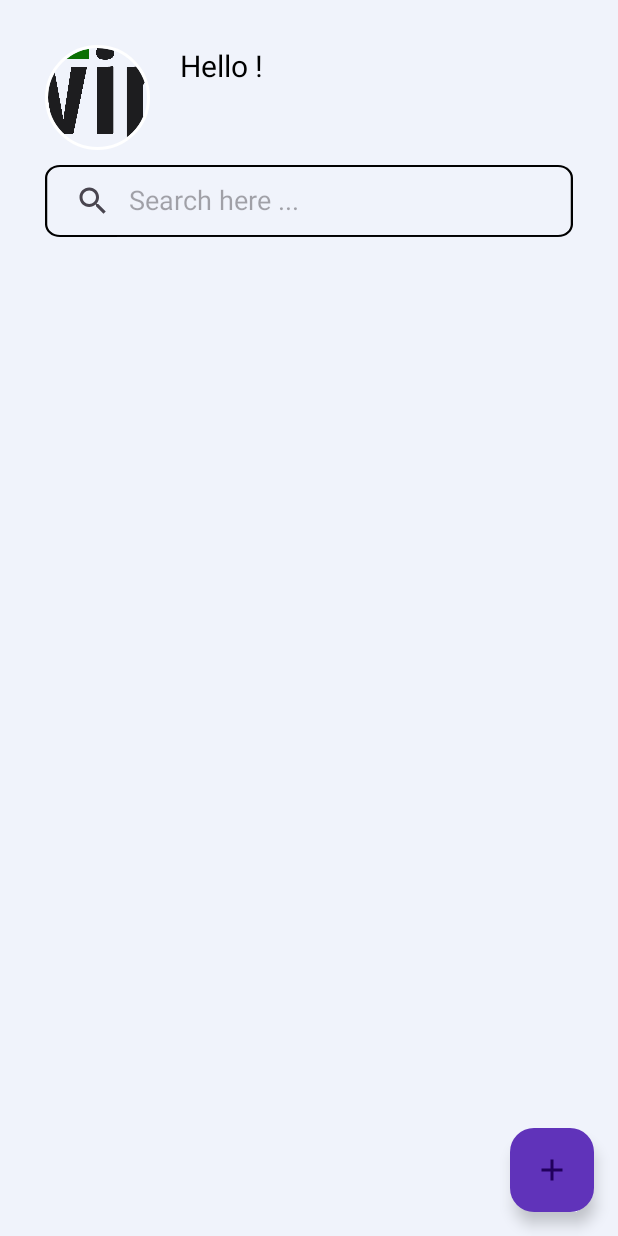
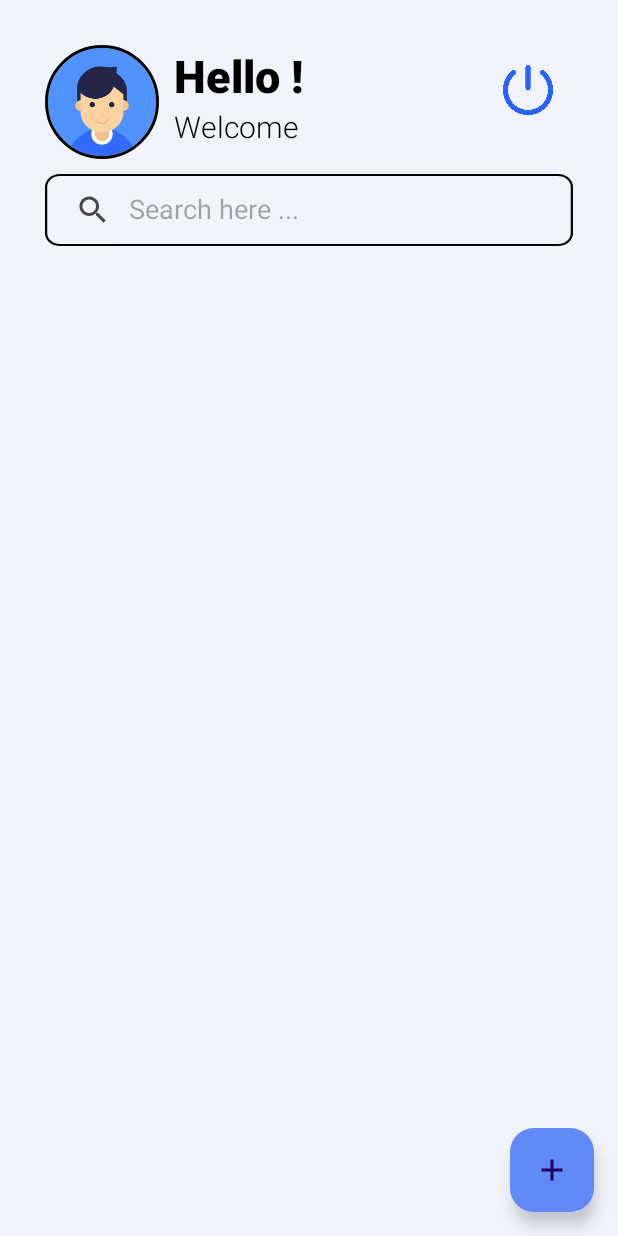
Before and after one commit to tajbaba999/EcommerceSwipe, an Android app: the screen it shows after launch once a user with an empty profile is signed in (MainActivity), on a phone screen of 412 x 824 dp. Run offline under Robolectric (Android 15) with nearby library versions, the phone set to English and light mode, and no system bars; our stand-ins replace CircleImageView, Firebase (no records; nobody signed in at launch, a user with empty details on screens opened directly); 1 statement that could not run was skipped.

Commit message:
Implemented : search feature

```diff
--- a/app/build.gradle.kts
+++ b/app/build.gradle.kts
@@ -69,7 +69,7 @@ dependencies {
     implementation("androidx.core:core-splashscreen:1.0.0")
 
     //Circlur image
-    implementation ("de.hdodenhof:circleimageview:3.1.0")
+    implementation("de.hdodenhof:circleimageview:3.1.0")
 
     //Retrofit
     implementation ("com.squareup.retrofit2:retrofit:2.9.0")
@@ -84,4 +84,7 @@ dependencies {
     implementation("com.github.dhaval2404:imagepicker:2.1")
 
 
+            //firebase
+    implementation("com.google.android.gms:play-services-auth:20.2.0")
+
 }
--- a/app/src/main/java/com/example/e_commerce_swipe/MainActivity.kt
+++ b/app/src/main/java/com/example/e_commerce_swipe/MainActivity.kt
@@ -5,27 +5,40 @@ import androidx.appcompat.app.AppCompatActivity
 import android.os.Bundle
 import android.util.Log
 import android.widget.Button
+import android.widget.ImageButton
+//import android.widget.SearchView
 import android.widget.Toast
 import androidx.recyclerview.widget.LinearLayoutManager
 import androidx.recyclerview.widget.RecyclerView
 import com.example.e_commerce_swipe.activity.LoginActivity
 import com.example.e_commerce_swipe.activity.SignupActivity
 import com.google.android.material.floatingactionbutton.FloatingActionButton
+import com.google.firebase.Firebase
+import com.google.firebase.auth.FirebaseAuth
+import com.google.firebase.auth.auth
 import retrofit2.Call
 import retrofit2.Callback
 import retrofit2.Response
+import androidx.appcompat.widget.SearchView
+
 import retrofit2.Retrofit
 import retrofit2.converter.gson.GsonConverterFactory
+
 
 class MainActivity : AppCompatActivity() {
     var BASE_URL = "https://app.getswipe.in/api/public/";
     lateinit var rvView : RecyclerView
     lateinit var prductAdapter: ProductAdapter
+    private lateinit var firebaseAuth: FirebaseAuth
+    private var productList = mutableListOf<ProductItem>()
     override fun onCreate(savedInstanceState: Bundle?) {
         super.onCreate(savedInstanceState)
         setContentView(R.layout.activity_main)
 
+        firebaseAuth = FirebaseAuth.getInstance()
         rvView = findViewById(R.id.recyclerView)
+        val searchView = findViewById<SearchView>(R.id.searchView)
+
 
         rvView.layoutManager = LinearLayoutManager(this)
 
@@ -38,6 +51,23 @@ class MainActivity : AppCompatActivity() {
             startActivity(intent)
         }
 
+        val btn = findViewById<ImageButton>(R.id.logout)
+        btn.setOnClickListener {
+            Firebase.auth.signOut()
+            Toast.makeText(this, "Logged out successfully", Toast.LENGTH_SHORT).show()
+            navigateToLogin()
+        }
+
+        searchView.setOnQueryTextListener(object : SearchView.OnQueryTextListener {
+            override fun onQueryTextSubmit(query: String?): Boolean {
+                return false
+            }
+
+            override fun onQueryTextChange(newText: String?): Boolean {
+                newText?.let { filterProducts(it) }
+                return true
+            }
+        })
     }
 
     private fun getProducts() {
@@ -50,6 +80,8 @@ class MainActivity : AppCompatActivity() {
             ) {
                 if(response.isSuccessful) {
                     val data = response.body()!!
+                    productList.clear()
+                    productList.addAll(data)
                     prductAdapter = ProductAdapter(baseContext, data)
                     rvView.adapter = prductAdapter
                 }
@@ -60,4 +92,17 @@ class MainActivity : AppCompatActivity() {
             }
         })
     }
+
+    private fun filterProducts(query: String) {
+        val filteredList = productList.filter { product ->
+            product.product_name.contains(query, true) || product.product_type.contains(query, true)
+        }
+        prductAdapter.updateList(filteredList)
+    }
+
+    private fun navigateToLogin() {
+        val intent = Intent(this, LoginActivity::class.java)
+        startActivity(intent)
+        finish()
+    }
 }
--- a/app/src/main/java/com/example/e_commerce_swipe/ProductAdapter.kt
+++ b/app/src/main/java/com/example/e_commerce_swipe/ProductAdapter.kt
@@ -38,4 +38,9 @@ class ProductAdapter(var con : Context, var list : List<ProductItem>) :
         holder.tax.text = "Tax : " + list[position].price.toString()+"$"
         holder.price.text = "Price : " + list[position].price.toString()+"$"
     }
+    fun updateList(newList: List<ProductItem>) {
+        list = newList
+        notifyDataSetChanged()
+    }
+
 }
--- a/app/src/main/java/com/example/e_commerce_swipe/Productadd.kt
+++ b/app/src/main/java/com/example/e_commerce_swipe/Productadd.kt
@@ -61,7 +61,7 @@ class Productadd : AppCompatActivity() {
                 if (response.isSuccessful) {
                     val productResponse = response.body()
                     if (productResponse != null) {
-                        Toast.makeText(this@Productadd, "${productResponse.success}", Toast.LENGTH_SHORT).show()
+                        Toast.makeText(this@Productadd, "${productResponse.message}", Toast.LENGTH_SHORT).show()
                     }
                 } else {
                     Toast.makeText(this@Productadd, "Try again", Toast.LENGTH_SHORT).show()
@@ -69,7 +69,7 @@ class Productadd : AppCompatActivity() {
             }
 
             override fun onFailure(call: Call<ProductResponse>, t: Throwable) {
-                // Handle failure
+                Toast.makeText(this@Productadd, "${t.toString()}", Toast.LENGTH_SHORT).show()
             }
         })
     }
--- /dev/null
+++ b/app/src/main/res/drawable/rounded_button_background.xml
@@ -0,0 +1,5 @@
+<shape xmlns:android="http://schemas.android.com/apk/res/android"
+    android:shape="rectangle">
+    <corners android:radius="20dp" />
+    <solid android:color="@color/blue" />
+</shape>
--- a/app/src/main/res/layout/activity_main.xml
+++ b/app/src/main/res/layout/activity_main.xml
@@ -18,26 +18,60 @@
         android:layout_marginTop="30dp"
         android:layout_marginLeft="30dp"
         android:layout_marginRight="30dp">
+
         <de.hdodenhof.circleimageview.CircleImageView
-            android:id="@+id/profileimage"
-            android:layout_width="70dp"
-            android:layout_height="70dp"
-            android:src="@drawable/brand_logo"
+            xmlns:app="http://schemas.android.com/apk/res-auto"
+            android:id="@+id/profile_image"
+            android:layout_width="76dp"
+            android:layout_height="76dp"
+            android:src="@drawable/profile"
             app:civ_border_width="2dp"
-            app:civ_border_color="@color/white"/>
+            app:civ_border_color="#FF000000"/>
 
+        <LinearLayout
+            android:layout_width="wrap_content"
+            android:layout_height="match_parent"
+            android:orientation="vertical">
             <TextView
                 android:id="@+id/hello_"
                 android:layout_width="wrap_content"
                 android:layout_height="wrap_content"
                 android:text="@string/hello_"
+                android:textFontWeight="@integer/google_play_services_version"
+                android:textAppearance="@style/hello_"
+                android:gravity="top"
+                android:textSize="30dp"
+                android:layout_marginLeft="10dp"
+                />
+            <TextView
+                android:id="@+id/welcome_"
+                android:layout_width="wrap_content"
+                android:layout_height="wrap_content"
+                android:text="@string/there_"
+                android:textFontWeight="@integer/material_motion_duration_long_1"
                 android:textAppearance="@style/hello_"
                 android:gravity="top"
                 android:textSize="20dp"
-            android:layout_marginLeft="20dp"
+                android:layout_marginLeft="10dp"
                 />
 
         </LinearLayout>
+
+
+    </LinearLayout>
+    <ImageButton
+        android:id="@+id/logout"
+        android:layout_width="40dp"
+        android:layout_height="40dp"
+        android:layout_alignParentTop="true"
+        android:layout_alignParentEnd="true"
+        android:layout_marginTop="30dp"
+        android:layout_marginEnd="30dp"
+        android:scaleType="fitXY"
+        android:layout_margin="40dp"
+        android:background="@drawable/poweroff"
+    android:contentDescription="@string/logout_button"
+    android:src="@drawable/poweroff" />
 
     <!-- SearchView -->
 
@@ -81,7 +115,7 @@
         android:layout_gravity="bottom|end"
         android:layout_margin="16dp"
         android:contentDescription="@string/fab_content_desc"
-        android:backgroundTint="@color/purple"
+        android:backgroundTint="@color/blue"
         app:srcCompat="@drawable/baseline_add_24"/>
 
 </RelativeLayout>
--- a/app/src/main/res/layout/activity_productadd.xml
+++ b/app/src/main/res/layout/activity_productadd.xml
@@ -161,7 +161,8 @@
             android:layout_width="wrap_content"
             android:layout_height="wrap_content"
             android:layout_weight="1"
-            android:text="Select image" />
+            android:text="Select image"
+            android:background="@drawable/rounded_button_background" />
         <LinearLayout
             android:layout_width="match_parent"
             android:layout_height="wrap_content">
--- a/app/src/main/res/values/colors.xml
+++ b/app/src/main/res/values/colors.xml
@@ -7,4 +7,5 @@
     <color name="grey">#919191</color>
     <color name="darkgrey">#616161</color>
     <color name="light_blue">#F0F3FB</color>
+    <color name="blue">#6089F6</color>
 </resources>
--- a/app/src/main/res/values/strings.xml
+++ b/app/src/main/res/values/strings.xml
@@ -30,7 +30,13 @@
     <string name="hello_">
         Hello !
     </string>
+    <string name="there_">
+        Welcome
+    </string>
     <string name="fab_content_desc">
         Add
     </string>
+    <string name="logout_button">
+        Log out
+    </string>
 </resources>
```
Also changed, not shown: app/src/main/java/com/example/e_commerce_swipe/activity/SignupActivity.kt (+38 -0 lines), app/src/main/res/drawable/ic_logout.xml (added, +10 -0 lines), app/src/main/res/layout/activity_signup.xml (+5 -2 lines), app/src/main/res/drawable/poweroff.png (added), app/src/main/res/drawable/profile.png (added), 1 other file. Lines whose indentation alone changed are shown as unchanged.
